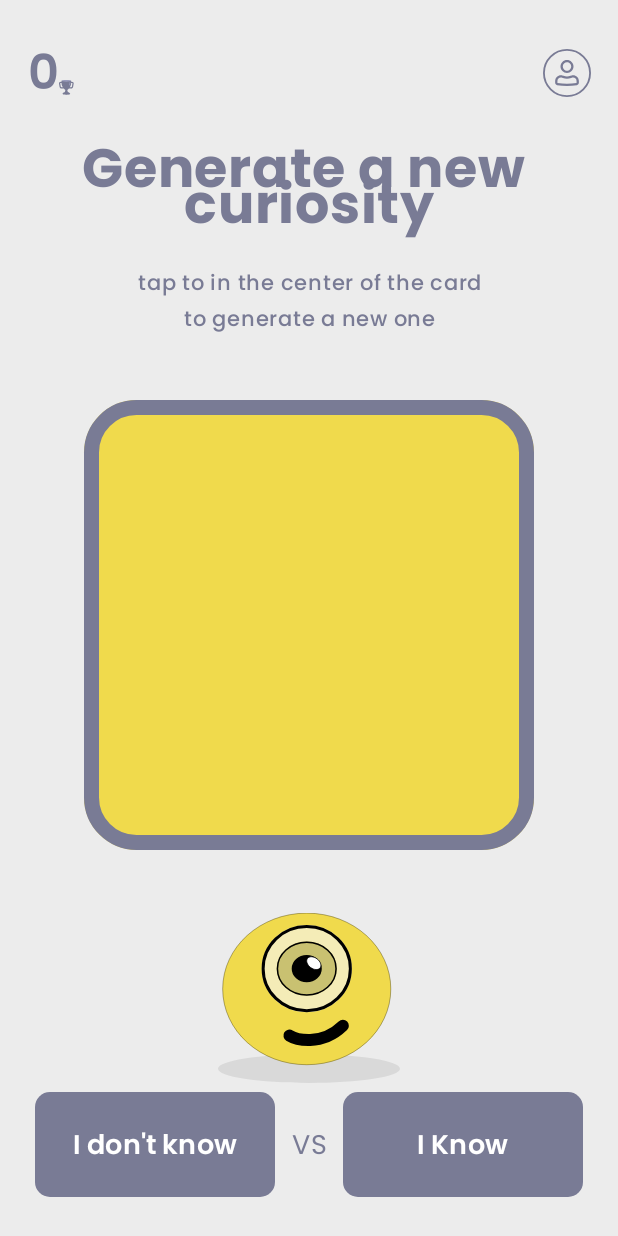
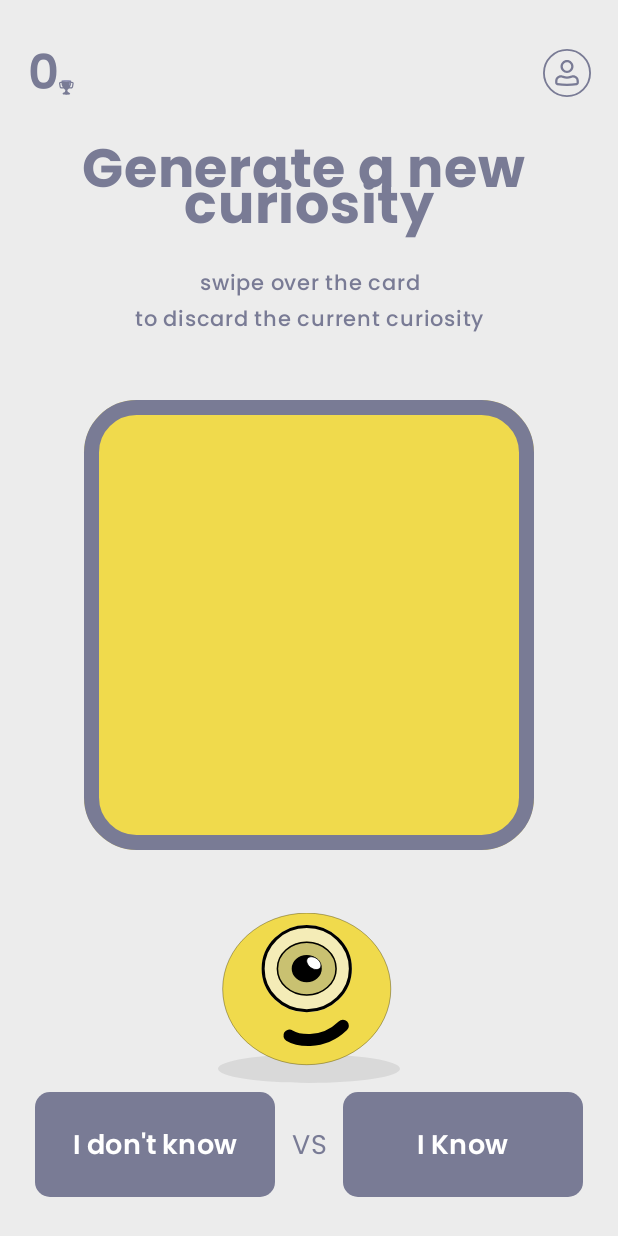
Before and after one commit to matteoorig/Curiosity, an Android app built with Jetpack Compose: the composable HomeContent shown on its own in the app's theme, on a phone screen of 412 x 824 dp. Run offline under Robolectric (Android 15) with nearby library versions, the phone set to English and light mode, and no system bars; our stand-ins replace Dagger/Hilt's generated code, Firebase (no records; nobody signed in at launch, a user with empty details on screens opened directly); libraries missing offline, so code that uses them is left out: com.opencsv; 9 statements that could not run were skipped.

Commit message:
update composable function

```diff
--- a/app/src/main/java/com/curiosity/presentation/home/content/HomeContent.kt
+++ b/app/src/main/java/com/curiosity/presentation/home/content/HomeContent.kt
@@ -117,8 +117,8 @@ fun HomeContent(
             )
             Spacer(modifier = Modifier.height(15.dp))
             CuriosityText(
-                value = "tap to in the center of the card\n" +
-                        "to generate a new one",
+                value = "swipe over the card\n" +
+                        "to discard the current curiosity",
                 textColor = CuriosityViolet,
                 textSize = 14.sp,
                 textWeight = FontWeight.Medium,
```
